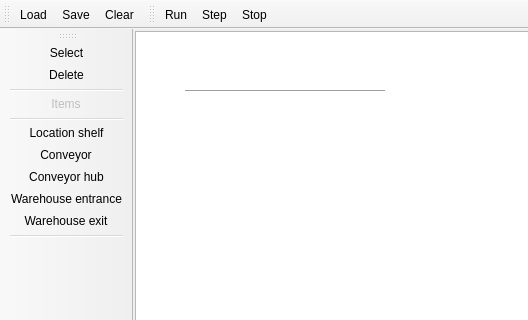
kocica/warehouse-manager, file src/gui/mainwindow.ui: the form before one commit; both pictures show x 0 to 528 and y 0 to 320 of the 1130 by 901 pixel window.
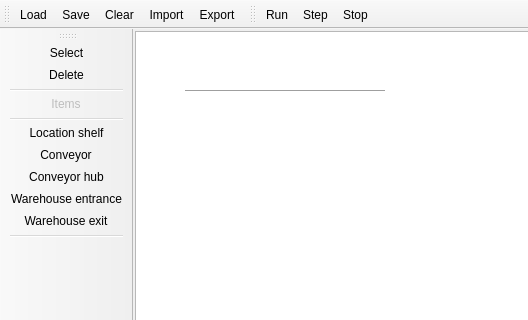
The form after the commit. Icons and pictures are not drawn.

Commit message: Import/export of location racks possibility in UI; Removed trash

The edit to the form file:
```diff
--- a/src/gui/mainwindow.ui
+++ b/src/gui/mainwindow.ui
@@ -185,6 +185,8 @@
    <addaction name="loadLayout"/>
    <addaction name="saveLayout"/>
    <addaction name="clearLayout"/>
+   <addaction name="importLocations"/>
+   <addaction name="exportLocations"/>
   </widget>
   <widget class="QToolBar" name="simulationManagement">
    <property name="windowTitle">
@@ -257,6 +259,22 @@
     <string>Erase everything</string>
    </property>
   </action>
+  <action name="importLocations">
+   <property name="text">
+    <string>Import</string>
+   </property>
+   <property name="toolTip">
+    <string>Import locations</string>
+   </property>
+  </action>
+  <action name="exportLocations">
+   <property name="text">
+    <string>Export</string>
+   </property>
+   <property name="toolTip">
+    <string>Export locations</string>
+   </property>
+  </action>
   <action name="actionLabel">
    <property name="enabled">
     <bool>false</bool>
```
The commit also changes 6 other files.
